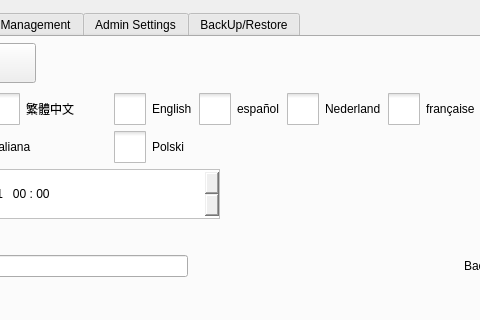
This is hcsettings/ichcsystemsettingsframe.ui in dongdong-2009/3-5AxisRobot as Qt 5 draws it before an edit; both pictures show x 166 to 646 and y 0 to 320 of the 1196 by 463 pixel window. The edited form follows.
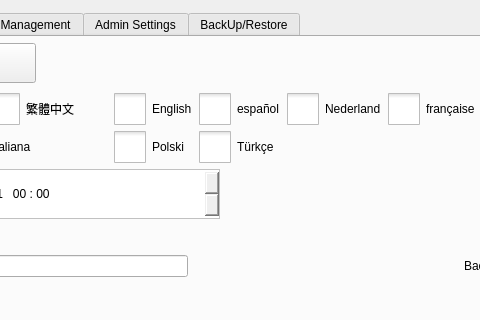
This is the edited form. Icons and pictures are not drawn. Custom widgets are drawn as their Qt base class.

The edit to the form file:
```diff
--- a/hcsettings/ichcsystemsettingsframe.ui
+++ b/hcsettings/ichcsystemsettingsframe.ui
@@ -478,6 +478,41 @@
            </attribute>
           </widget>
          </item>
+         <item row="1" column="4">
+          <widget class="QCheckBox" name="turkeyBox">
+           <property name="styleSheet">
+            <string notr="true">::indicator {
+     width: 32px;
+     height: 32px;
+ }
+
+::indicator:unchecked 
+{
+     image: url(:/resource/check_unchecked.png);
+ }
+::indicator:checked 
+{
+     image: url(:/resource/check_checked.png);
+ }
+
+QRadioButton::indicator:checked:disabled
+{
+ image: url(:/resource/check_checked_disable.png);
+}
+
+QRadioButton::indicator:unchecked:disabled
+{
+ image: url(:/resource/check_unchecked_disable.png);
+}</string>
+           </property>
+           <property name="text">
+            <string notr="true">Türkçe</string>
+           </property>
+           <attribute name="buttonGroup">
+            <string notr="true">languageButtonGroup</string>
+           </attribute>
+          </widget>
+         </item>
         </layout>
        </item>
        <item row="3" column="0" colspan="2">
```
Left out of the diff: 2 changed lines with no effect on the pictures.
